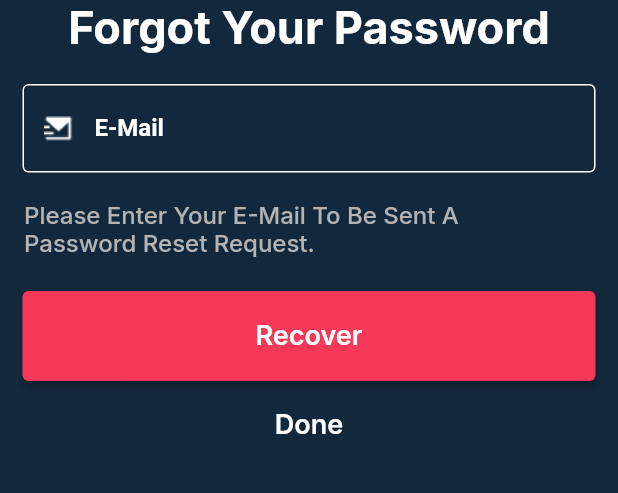
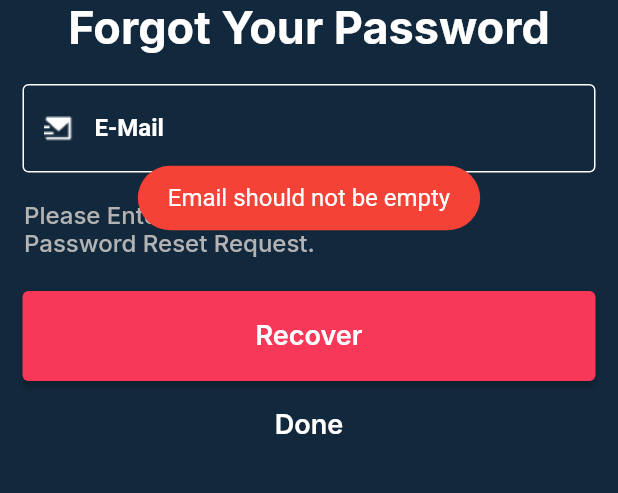
Before and after one commit to Adil01012000/Education_Alert_Mobile, a Flutter app: the ForgotPassword screen opened directly, after a tap on "Recover", on a phone screen of 412 x 824 dp, the part 420-913 px from its top. Run offline on Flutter 3.47's test engine with Material 2 defaults, Android fonts, the phone set to English and light mode, and no system bars; our stand-ins replace carousel_slider, cloud_firestore, firebase_auth, firebase_core, fluttertoast, gap and 1 more; accounts and stored records are empty.

Commit message:
Done with  all user checks

```diff
--- a/lib/firebase/userAuth.dart
+++ b/lib/firebase/userAuth.dart
@@ -1,14 +1,45 @@
 import 'package:flutter/material.dart';
 import 'package:firebase_auth/firebase_auth.dart';
 import 'package:cloud_firestore/cloud_firestore.dart';
+import 'package:fluttertoast/fluttertoast.dart';
 
 class AuthenticationServices {
   final FirebaseAuth _auth = FirebaseAuth.instance;
   final FirebaseFirestore _firestore = FirebaseFirestore.instance;
 
+  void showMessage(msg) {
+    Fluttertoast.cancel();
+    var message = Fluttertoast.showToast(
+        msg: msg,
+        toastLength: Toast.LENGTH_SHORT,
+        gravity: ToastGravity.CENTER,
+        timeInSecForIosWeb: 1,
+        backgroundColor: Colors.red,
+        textColor: Colors.white,
+        fontSize: 16.0);
+  }
+
   Future<void> registerUser(String fullNameController, String emailController,
       String phoneController, String passwordController) async {
     try {
+      if (emailController.isEmpty) {
+        showMessage('Email cannot be empty.');
+        return;
+      } else if (passwordController.isEmpty) {
+        showMessage('Password cannot be empty.');
+        return;
+      } else if (phoneController.isEmpty) {
+        showMessage('Phone number cannot be empty.');
+        return;
+      } else if (fullNameController.isEmpty) {
+        showMessage('Full Name cannot be empty.');
+        return;
+      }
+      if (!RegExp(r"^[a-zA-Z0-9_.+-]+@[a-zA-Z0-9-]+\.[a-zA-Z0-9-.]+$")
+          .hasMatch(emailController)) {
+        showMessage("Invalid email format.");
+        return;
+      } else {
         UserCredential userCredential =
             await _auth.createUserWithEmailAndPassword(
           email: emailController,
@@ -24,32 +55,62 @@ class AuthenticationServices {
             .collection('users')
             .doc(userCredential.user!.uid)
             .set(userData);
-      print('User registered successfully!');
+        showMessage('User sucessfully created');
+      }
     } catch (e) {
-      print('Error registering user: $e');
+      showMessage('Error registering user: $e');
     }
   }
 
   Future<void> loginUser(
       String emailController, String passwordController) async {
     try {
-      UserCredential userCredential = await _auth.signInWithEmailAndPassword(
+      if (emailController.isEmpty) {
+        showMessage('Email cannot be empty.');
+        return;
+      } else if (passwordController.isEmpty) {
+        showMessage('Password cannot be empty.');
+      }
+      if (!RegExp(r"^[a-zA-Z0-9_.+-]+@[a-zA-Z0-9-]+\.[a-zA-Z0-9-.]+$")
+          .hasMatch(emailController)) {
+        showMessage("Invalid email format.");
+        return;
+      }
+      UserCredential userCredential =
+          await FirebaseAuth.instance.signInWithEmailAndPassword(
         email: emailController,
         password: passwordController,
       );
-      print("Login successful: ${userCredential.user?.email}");
+      if (userCredential.user?.emailVerified == false) {
+        showMessage(
+            "Email not verified. Please check your email for verification.");
+
+        return;
+      }
+      showMessage("Login successful: ${userCredential.user?.email}");
     } on FirebaseAuthException catch (e) {
-      print("Login failed: ${e.message}");
+      if (e.code == 'user-not-found') {
+        showMessage('No user found for that email.');
+      } else if (e.code == 'wrong-password') {
+        showMessage('Wrong password provided.');
+      } else {
+        showMessage("Login failed: ${e.message}");
+      }
+    } catch (e) {
+      showMessage("An unexpected error occurred: $e");
     }
   }
 
   Future<void> forgetUserPassword(String email) async {
     try {
+      if (email.isEmpty) {
+        showMessage('Password reset email sent successfully');
+        return;
+      } else {
         _auth.sendPasswordResetEmail(email: email);
-      // print(email);
-      print('Password reset email sent successfully');
+      }
     } catch (e) {
-      print('Error sending password reset email: $e');
+      showMessage('Error sending password reset email: $e');
     }
   }
 
--- a/lib/views/authentication/forgot_password.dart
+++ b/lib/views/authentication/forgot_password.dart
@@ -1,6 +1,7 @@
 // ignore_for_file: prefer_const_constructors, unnecessary_import, implementation_imports, unused_import, unnecessary_new, unnecessary_const
 
 import 'package:edualert/firebase/userAuth.dart';
+import 'package:edualert/views/authentication/login.dart';
 import 'package:flutter/material.dart';
 import 'package:flutter/src/widgets/framework.dart';
 import 'package:flutter/src/widgets/placeholder.dart';
@@ -78,9 +79,7 @@ class _ForgotPasswordState extends State<ForgotPassword> {
                     mainAxisAlignment: MainAxisAlignment.start,
                     children: [
                       TextButton(
-                        onPressed: () {
-                          authService.forgetUserPassword(emailController.text);
-                        },
+                        onPressed: () {},
                         style: ButtonStyle(
                           foregroundColor: MaterialStateProperty.all<Color>(
                             Colors.white,
@@ -106,9 +105,14 @@ class _ForgotPasswordState extends State<ForgotPassword> {
                   height: 80,
                   child: ElevatedButton(
                     onPressed: () {
-                      print('abc');
-                      authService.forgetUserPassword(emailController.text);
-                      print('xyz');
+                      if (emailController.text.isEmpty) {
+                        authService.showMessage('Email should not be empty');
+                        return;
+                      } else {
+                        authService.forgetUserPassword(emailController.text);
+                        Navigator.pushReplacement(context,
+                            MaterialPageRoute(builder: (context) => Login()));
+                      }
                     },
                     style: ButtonStyle(
                       backgroundColor: MaterialStateProperty.all<Color>(
--- a/lib/views/authentication/login.dart
+++ b/lib/views/authentication/login.dart
@@ -8,6 +8,7 @@ import 'package:edualert/views/director/main_director_screen.dart';
 import 'package:flutter/material.dart';
 import 'package:flutter/src/widgets/framework.dart';
 import 'package:flutter/src/widgets/placeholder.dart';
+import 'package:fluttertoast/fluttertoast.dart';
 import 'package:google_fonts/google_fonts.dart';
 import '../../firebase/userAuth.dart';
 
@@ -150,12 +151,26 @@ class _LoginState extends State<Login> {
                   height: 80,
                   child: ElevatedButton(
                     onPressed: () {
+                      if (emailController.text.isEmpty) {
+                        authService.showMessage('Email cannot be empty.');
+                        return;
+                      } else if (passwordController.text.isEmpty) {
+                        authService.showMessage('Password cannot be empty.');
+                        return;
+                      }
+                      if (!RegExp(
+                              r"^[a-zA-Z0-9_.+-]+@[a-zA-Z0-9-]+\.[a-zA-Z0-9-.]+$")
+                          .hasMatch(emailController.text)) {
+                        authService.showMessage("Invalid email format.");
+                        return;
+                      } else {
                         authService.loginUser(
                             emailController.text, passwordController.text);
                         Navigator.pushReplacement(
                             context,
                             MaterialPageRoute(
                                 builder: (context) => MainDirectorScreen()));
+                      }
                     },
                     style: ButtonStyle(
                       backgroundColor: MaterialStateProperty.all<Color>(
--- a/lib/views/authentication/sign_up.dart
+++ b/lib/views/authentication/sign_up.dart
@@ -253,17 +253,37 @@ class _SignUpState extends State<SignUp> {
                   height: 60,
                   child: ElevatedButton(
                     onPressed: () {
-                      print('abc');
+                      if (emailController.text.isEmpty) {
+                        authService.showMessage('Email cannot be empty.');
+                        return;
+                      } else if (passwordController.text.isEmpty) {
+                        authService.showMessage('Password cannot be empty.');
+                        return;
+                      } else if (phoneController.text.isEmpty) {
+                        authService
+                            .showMessage('Phone number cannot be empty.');
+                        return;
+                      } else if (fullNameController.text.isEmpty) {
+                        authService.showMessage('Full Name cannot be empty.');
+                        return;
+                      }
+                      if (!RegExp(
+                              r"^[a-zA-Z0-9_.+-]+@[a-zA-Z0-9-]+\.[a-zA-Z0-9-.]+$")
+                          .hasMatch(emailController.text)) {
+                        authService.showMessage("Invalid email format.");
+                        return;
+                      } else {
                         authService.registerUser(
                             fullNameController.text,
                             emailController.text,
                             phoneController.text,
                             passwordController.text);
-                      print('xyz');
+
                         Navigator.pushReplacement(
                             context,
                             MaterialPageRoute(
                                 builder: (context) => JoinSchool()));
+                      }
                     },
                     style: ButtonStyle(
                       backgroundColor: MaterialStateProperty.all<Color>(
--- a/pubspec.yaml
+++ b/pubspec.yaml
@@ -41,6 +41,7 @@ dependencies:
   firebase_core: ^2.24.2
   firebase_auth: ^4.16.0
   cloud_firestore: ^4.14.0
+  fluttertoast: ^8.2.4
 
 dev_dependencies:
   flutter_test:
```
Also changed, not shown: pubspec.lock, 2 other files. Lines whose indentation alone changed are shown as unchanged.
